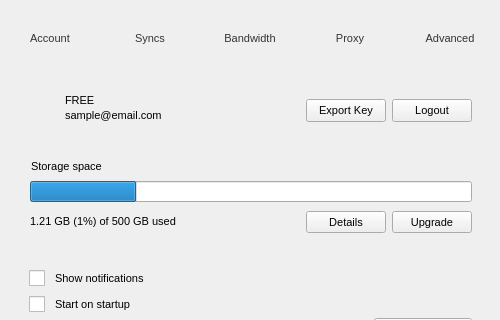
This is Source/MEGASync/gui/linux/SettingsDialog.ui in meganz/MEGAsync as Qt 5 draws it before an edit; both pictures show x 0 to 500 and y 0 to 320 of the 500 by 533 pixel window. The edited form follows.
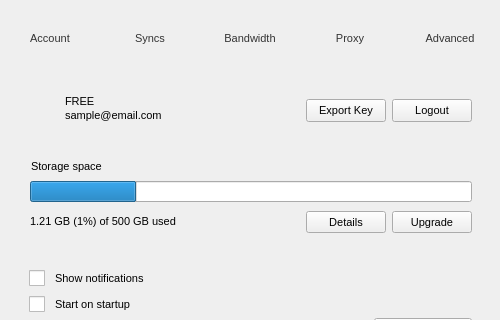
This is the edited form. The open tabs and pages were chosen to show the change. Icons and pictures are not drawn.

What changed in the file:
```diff
--- a/Source/MEGASync/gui/linux/SettingsDialog.ui
+++ b/Source/MEGASync/gui/linux/SettingsDialog.ui
@@ -117,12 +117,6 @@
 {
 padding-bottom: 1px;
 }
-
-#lEmail
-{
- padding-bottom: -5px;
-}
-
 #lProxyType
 {
 padding-bottom: -1px;
@@ -790,6 +784,12 @@
                  <verstretch>0</verstretch>
                 </sizepolicy>
                </property>
+               <property name="minimumSize">
+                <size>
+                 <width>0</width>
+                 <height>0</height>
+                </size>
+               </property>
                <property name="styleSheet">
                 <string notr="true"/>
                </property>
@@ -820,7 +820,7 @@
                   <property name="minimumSize">
                    <size>
                     <width>0</width>
-                    <height>17</height>
+                    <height>0</height>
                    </size>
                   </property>
                   <property name="text">
```
Left out of the diff: 2 changed lines with no effect on the pictures.
